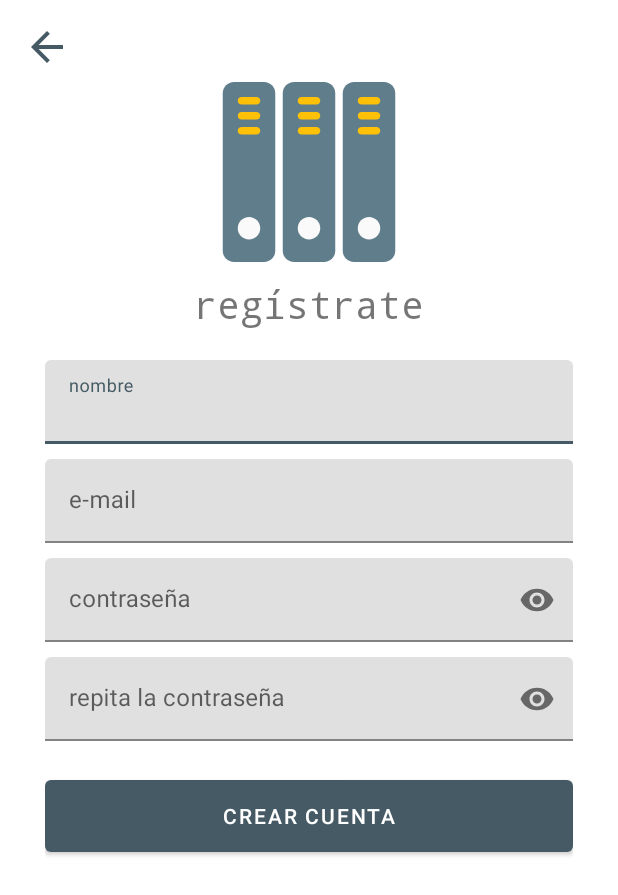
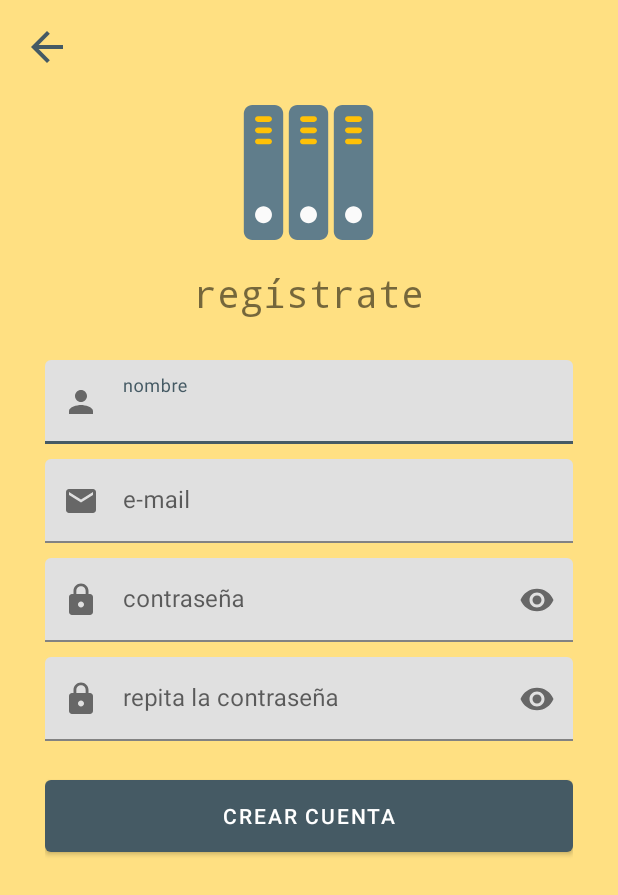
Before and after one commit to han0n/PlanID, an Android app: the screen it shows after launch (Registro), after a tap on "¿Eres nuevo? Regístrate", on a phone screen of 412 x 824 dp. Shown: the top 895 px of the screen. Run offline under Robolectric (Android 15) with nearby library versions, the phone set to English and light mode, and no system bars; our stand-ins replace Firebase (no records; nobody signed in at launch, a user with empty details on screens opened directly).

Commit message:
Pantalla para el inicio de la App Retocadas las vistas de las activities: Registro y Login Implementada la activity del Login

```diff
--- a/app/src/main/AndroidManifest.xml
+++ b/app/src/main/AndroidManifest.xml
@@ -13,7 +13,8 @@
         android:theme="@style/Theme.PlanID">
         <activity android:name=".Listado"></activity>
         <activity android:name=".Registro" />
-        <activity android:name=".Login">
+        <activity android:name=".Login"
+            android:theme="@style/LaunchScreen"> <!--Pantalla con el logo de la App-->
             <intent-filter>
                 <action android:name="android.intent.action.MAIN" />
 
--- a/app/src/main/java/com/han0n/planid/Login.java
+++ b/app/src/main/java/com/han0n/planid/Login.java
@@ -1,22 +1,43 @@
 package com.han0n.planid;
 
+import androidx.annotation.NonNull;
 import androidx.appcompat.app.AppCompatActivity;
 
+import android.app.ProgressDialog;
 import android.content.Intent;
 import android.os.Bundle;
+import android.text.TextUtils;
+import android.util.Patterns;
 import android.view.View;
+import android.widget.Toast;
 
+import com.google.android.gms.tasks.OnFailureListener;
+import com.google.android.gms.tasks.OnSuccessListener;
+import com.google.firebase.auth.AuthResult;
+import com.google.firebase.auth.FirebaseAuth;
 import com.han0n.planid.databinding.ActivityLoginBinding;
 
 public class Login extends AppCompatActivity {
 
     private ActivityLoginBinding binding;
+    private ProgressDialog alerta;
+
+    private FirebaseAuth firebaseAuth;
+
     @Override
     protected void onCreate(Bundle savedInstanceState) {
         super.onCreate(savedInstanceState);
+        setTheme(R.style.LaunchScreen);
         binding = ActivityLoginBinding.inflate(getLayoutInflater());
         setContentView(binding.getRoot());
         getSupportActionBar().hide(); // Oculta la toolbar_actionbar al inicio de la App
+
+        //INICIALIZACIÓN de FirebaseAuth
+        firebaseAuth = FirebaseAuth.getInstance();
+
+        alerta = new ProgressDialog(this);
+        alerta.setTitle("Por favor, espere");
+        alerta.setCanceledOnTouchOutside(false);
 
         //ACCIÓN del texto txtReg
         binding.txtReg.setOnClickListener(new View.OnClickListener() {
@@ -25,5 +46,52 @@ public class Login extends AppCompatActivity {
                 startActivity(new Intent(Login.this, Registro.class));
             }
         });
+
+        //ACCIÓN del Botón de LOGIN
+        binding.btnLogin.setOnClickListener(new View.OnClickListener() {
+            @Override
+            public void onClick(View v) {
+                validarDatos();
+            }
+        });
+    }
+
+    /* VALIDA los datos antes del LOGIN */
+    private String email="", pswd="";
+    private void validarDatos() {
+
+        email = binding.txtEmail.getText().toString().trim();
+        pswd = binding.txtPswd.getText().toString().trim();
+
+        if (!Patterns.EMAIL_ADDRESS.matcher(email).matches()){
+            Toast.makeText(this, "No se ha ingresado un e-mail válido", Toast.LENGTH_SHORT).show();
+        }
+        else if (TextUtils.isEmpty(pswd)){
+            Toast.makeText(this, "No se ha ingresado la contraseña", Toast.LENGTH_SHORT).show();
+        }
+        else{// Los datos se han validado
+            loginCuenta();
+        }
+
+    }
+
+    private void loginCuenta() {
+        alerta.setMessage("Obteniendo acceso");
+        alerta.show();// Hasta que no termina de crear cuenta no se cierra
+
+        firebaseAuth.signInWithEmailAndPassword(email, pswd)
+                .addOnSuccessListener(new OnSuccessListener<AuthResult>() {
+                    @Override
+                    public void onSuccess(AuthResult authResult) {
+                        startActivity(new Intent(Login.this, Listado.class));
+                    }
+                })
+                .addOnFailureListener(new OnFailureListener() {
+                    @Override// NO se ha loggrado hacer LOGIN
+                    public void onFailure(Exception e) {
+                        alerta.dismiss();
+                        Toast.makeText(Login.this, ""+e.getMessage(), Toast.LENGTH_LONG).show();
+                    }
+                });
     }
 }
--- a/app/src/main/java/com/han0n/planid/Registro.java
+++ b/app/src/main/java/com/han0n/planid/Registro.java
@@ -130,7 +130,7 @@ public class Registro extends AppCompatActivity {
                     @Override// Se añaden los datos del reg con ÉXITO
                     public void onSuccess(Void aVoid) {
                         alerta.dismiss();
-                        Toast.makeText(Registro.this, "Cuenta creada con éxito...", Toast.LENGTH_SHORT).show();
+                        Toast.makeText(Registro.this, "Cuenta creada con éxito", Toast.LENGTH_SHORT).show();
                         // Va al listado porque la cuenta ya ha sido creada, no entra al Login
                         startActivity(new Intent(Registro.this, Listado.class));
                         finish();
--- /dev/null
+++ b/app/src/main/res/drawable/ic_email.xml
@@ -0,0 +1,5 @@
+<vector android:height="24dp" android:tint="@color/primario"
+    android:viewportHeight="24" android:viewportWidth="24"
+    android:width="24dp" xmlns:android="http://schemas.android.com/apk/res/android">
+    <path android:fillColor="@android:color/white" android:pathData="M20,4L4,4c-1.1,0 -1.99,0.9 -1.99,2L2,18c0,1.1 0.9,2 2,2h16c1.1,0 2,-0.9 2,-2L22,6c0,-1.1 -0.9,-2 -2,-2zM20,8l-8,5 -8,-5L4,6l8,5 8,-5v2z"/>
+</vector>
--- /dev/null
+++ b/app/src/main/res/drawable/ic_lock.xml
@@ -0,0 +1,5 @@
+<vector android:height="24dp" android:tint="#696969"
+    android:viewportHeight="24" android:viewportWidth="24"
+    android:width="24dp" xmlns:android="http://schemas.android.com/apk/res/android">
+    <path android:fillColor="@android:color/white" android:pathData="M18,8h-1L17,6c0,-2.76 -2.24,-5 -5,-5S7,3.24 7,6v2L6,8c-1.1,0 -2,0.9 -2,2v10c0,1.1 0.9,2 2,2h12c1.1,0 2,-0.9 2,-2L20,10c0,-1.1 -0.9,-2 -2,-2zM12,17c-1.1,0 -2,-0.9 -2,-2s0.9,-2 2,-2 2,0.9 2,2 -0.9,2 -2,2zM15.1,8L8.9,8L8.9,6c0,-1.71 1.39,-3.1 3.1,-3.1 1.71,0 3.1,1.39 3.1,3.1v2z"/>
+</vector>
--- /dev/null
+++ b/app/src/main/res/drawable/ic_person.xml
@@ -0,0 +1,5 @@
+<vector android:height="24dp" android:tint="#696969"
+    android:viewportHeight="24" android:viewportWidth="24"
+    android:width="24dp" xmlns:android="http://schemas.android.com/apk/res/android">
+    <path android:fillColor="@android:color/white" android:pathData="M12,12c2.21,0 4,-1.79 4,-4s-1.79,-4 -4,-4 -4,1.79 -4,4 1.79,4 4,4zM12,14c-2.67,0 -8,1.34 -8,4v2h16v-2c0,-2.66 -5.33,-4 -8,-4z"/>
+</vector>
--- /dev/null
+++ b/app/src/main/res/drawable/launch_screen.xml
@@ -0,0 +1,13 @@
+<?xml version="1.0" encoding="utf-8"?>
+<layer-list xmlns:android="http://schemas.android.com/apk/res/android">
+
+    <!-- The background color -->
+    <item android:drawable="@color/primario_variante" />
+
+    <!-- The app logo -->
+    <item>
+        <bitmap
+            android:gravity="center"
+            android:src="@drawable/launch_logo" />
+    </item>
+</layer-list>
--- a/app/src/main/res/layout/activity_registro.xml
+++ b/app/src/main/res/layout/activity_registro.xml
@@ -4,7 +4,8 @@
     xmlns:tools="http://schemas.android.com/tools"
     android:layout_width="match_parent"
     android:layout_height="match_parent"
-    tools:context=".Registro">
+    tools:context=".Registro"
+    android:background="@color/fondo">
 
 
     <RelativeLayout
@@ -24,8 +25,8 @@
 
         <ImageView
             android:id="@+id/logo"
-            android:layout_width="120dp"
-            android:layout_height="120dp"
+            android:layout_width="90dp"
+            android:layout_height="90dp"
             android:layout_centerInParent="true"
             android:background="@drawable/binder" />
 
@@ -57,7 +58,8 @@
                 android:id="@+id/campoNombre"
                 android:layout_width="match_parent"
                 android:layout_height="wrap_content"
-                android:layout_marginTop="10dp">
+                android:layout_marginTop="10dp"
+                app:startIconDrawable="@drawable/ic_person">
                 <EditText
                     android:id="@+id/txtNombre"
                     android:layout_width="match_parent"
@@ -73,7 +75,8 @@
                 android:layout_width="match_parent"
                 android:layout_height="wrap_content"
                 android:layout_below="@+id/campoNombre"
-                android:layout_marginTop="10dp">
+                android:layout_marginTop="10dp"
+                app:startIconDrawable="@drawable/ic_email">
                 <EditText
                     android:id="@+id/txtEmail"
                     android:layout_width="match_parent"
@@ -90,7 +93,8 @@
                 android:layout_height="wrap_content"
                 app:passwordToggleEnabled="true"
                 android:layout_below="@+id/campoEmail"
-                android:layout_marginTop="10dp">
+                android:layout_marginTop="10dp"
+                app:startIconDrawable="@drawable/ic_lock">
                 <EditText
                     android:id="@+id/txtPswd"
                     android:layout_width="match_parent"
@@ -107,7 +111,8 @@
                 android:layout_height="wrap_content"
                 app:passwordToggleEnabled="true"
                 android:layout_below="@+id/campoPswd"
-                android:layout_marginTop="10dp">
+                android:layout_marginTop="10dp"
+                app:startIconDrawable="@drawable/ic_lock">
                 <EditText
                     android:id="@+id/txtPswdRe"
                     android:layout_width="match_parent"
@@ -124,7 +129,8 @@
                 android:layout_height="60dp"
                 android:layout_below="@+id/campoPswdRe"
                 android:layout_marginTop="20dp"
-                android:text="Crear cuenta" />
+                android:text="Crear cuenta"
+                android:focusable="false"/>
 
 
         </RelativeLayout>
--- a/app/src/main/res/values/colors.xml
+++ b/app/src/main/res/values/colors.xml
@@ -10,4 +10,5 @@
     <color name="primario">#455A64</color>
     <color name="primario_variante">#607D8B</color>
     <color name="transparente">#00000000</color>
+    <color name="fondo">#FFE082</color>
 </resources>
--- a/app/src/main/res/values/themes.xml
+++ b/app/src/main/res/values/themes.xml
@@ -13,4 +13,8 @@
         <item name="android:statusBarColor" tools:targetApi="l">?attr/colorPrimaryVariant</item>
         <!-- Customize your theme here. -->
     </style>
+    <style name="LaunchScreen" parent="Theme.PlanID">
+        <item name="android:windowBackground">@drawable/launch_screen</item>
+    </style>
+
 </resources>
```
Also changed, not shown: app/src/main/res/layout/activity_login.xml (+10 -6 lines), app/src/main/res/drawable/launch_logo.png (added).
